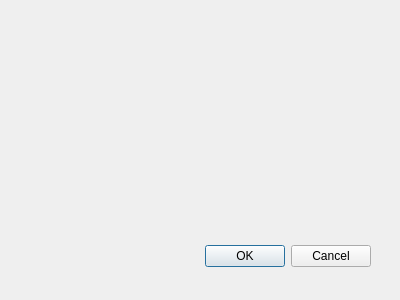
calaos/calaos_installer, file data/dialognewonewiretemp.ui: the form before one commit.
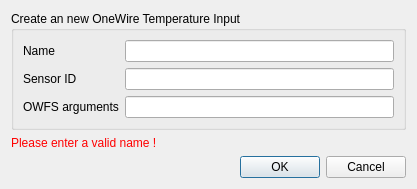
The form after the commit.

Commit message: Add OneWire temperature input ui

```diff
--- a/data/dialognewonewiretemp.ui
+++ b/data/dialognewonewiretemp.ui
@@ -8,29 +8,74 @@
    <rect>
     <x>0</x>
     <y>0</y>
-    <width>400</width>
-    <height>300</height>
+    <width>417</width>
+    <height>173</height>
    </rect>
   </property>
   <property name="windowTitle">
    <string>Dialog</string>
   </property>
-  <widget name="buttonBox" class="QDialogButtonBox">
-   <property name="geometry">
-    <rect>
-     <x>30</x>
-     <y>240</y>
-     <width>341</width>
-     <height>32</height>
-    </rect>
-   </property>
-   <property name="orientation">
-    <enum>Qt::Horizontal</enum>
-   </property>
-   <property name="standardButtons">
-    <set>QDialogButtonBox::Cancel|QDialogButtonBox::Ok</set>
-   </property>
-  </widget>
+  <layout class="QVBoxLayout" name="verticalLayout">
+   <item>
+    <widget class="QGroupBox" name="groupBox">
+     <property name="title">
+      <string>Create an new OneWire Temperature Input</string>
+     </property>
+     <layout class="QFormLayout" name="formLayout">
+      <property name="fieldGrowthPolicy">
+       <enum>QFormLayout::AllNonFixedFieldsGrow</enum>
+      </property>
+      <item row="1" column="0">
+       <widget class="QLabel" name="label_2">
+        <property name="text">
+         <string>Sensor ID</string>
+        </property>
+       </widget>
+      </item>
+      <item row="1" column="1">
+       <widget class="QLineEdit" name="edit_sensor_id"/>
+      </item>
+      <item row="2" column="0">
+       <widget class="QLabel" name="label_4">
+        <property name="text">
+         <string>OWFS arguments</string>
+        </property>
+       </widget>
+      </item>
+      <item row="2" column="1">
+       <widget class="QLineEdit" name="edit_owfs_args"/>
+      </item>
+      <item row="0" column="0">
+       <widget class="QLabel" name="label_3">
+        <property name="text">
+         <string>Name</string>
+        </property>
+       </widget>
+      </item>
+      <item row="0" column="1">
+       <widget class="QLineEdit" name="edit_name"/>
+      </item>
+     </layout>
+    </widget>
+   </item>
+   <item>
+    <widget class="QLabel" name="label_error_empty">
+     <property name="text">
+      <string>&lt;html&gt;&lt;head/&gt;&lt;body&gt;&lt;p&gt;&lt;span style=&quot; color:#ff0000;&quot;&gt;Please enter a valid name !&lt;/span&gt;&lt;/p&gt;&lt;/body&gt;&lt;/html&gt;</string>
+     </property>
+    </widget>
+   </item>
+   <item>
+    <widget class="QDialogButtonBox" name="buttonBox">
+     <property name="orientation">
+      <enum>Qt::Horizontal</enum>
+     </property>
+     <property name="standardButtons">
+      <set>QDialogButtonBox::Cancel|QDialogButtonBox::Ok</set>
+     </property>
+    </widget>
+   </item>
+  </layout>
  </widget>
  <pixmapfunction/>
  <resources/>
```
Left out of the diff: 7 changed lines with no effect on the pictures. The commit also changes 7 other files.
